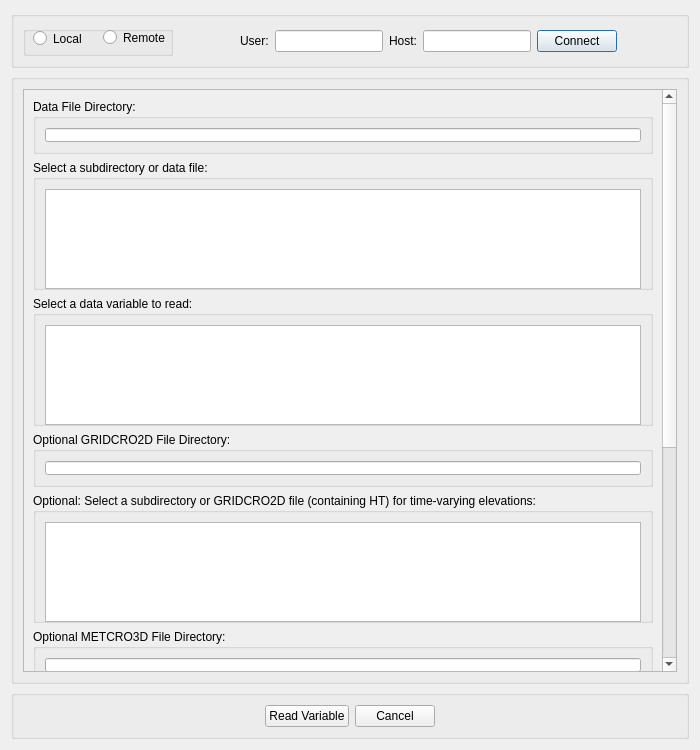
Qt form code/src/apps/RSIG3D/cmaqfilereader.ui (USEPA/rsig3d) before a commit.
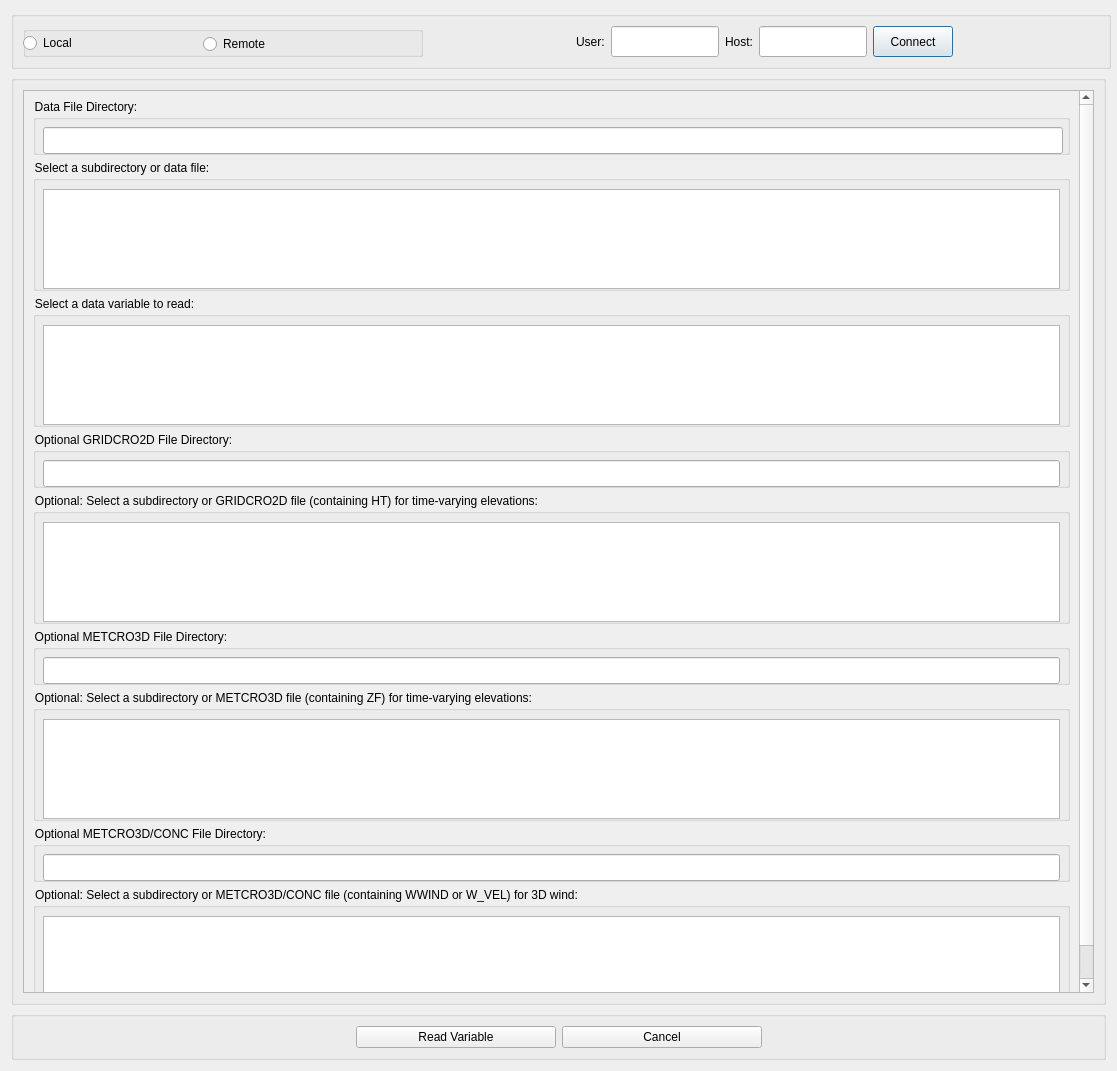
The same form after that commit.

```diff
--- a/code/src/apps/RSIG3D/cmaqfilereader.ui
+++ b/code/src/apps/RSIG3D/cmaqfilereader.ui
@@ -6,8 +6,8 @@
    <rect>
     <x>0</x>
     <y>0</y>
-    <width>700</width>
-    <height>750</height>
+    <width>1117</width>
+    <height>1071</height>
    </rect>
   </property>
   <property name="minimumSize">
@@ -26,29 +26,32 @@
    <item>
     <widget class="QGroupBox" name="groupBox">
      <property name="sizePolicy">
-      <sizepolicy hsizetype="Preferred" vsizetype="Fixed">
+      <sizepolicy hsizetype="Preferred" vsizetype="Preferred">
        <horstretch>0</horstretch>
        <verstretch>0</verstretch>
       </sizepolicy>
      </property>
      <property name="minimumSize">
       <size>
-       <width>0</width>
+       <width>1100</width>
        <height>45</height>
       </size>
      </property>
      <property name="title">
       <string/>
      </property>
-     <layout class="QHBoxLayout" name="horizontalLayout_2">
-      <item>
+     <layout class="QGridLayout" name="gridLayout">
+      <item row="0" column="0">
        <widget class="QGroupBox" name="groupBox_localremote">
         <property name="minimumSize">
          <size>
-          <width>150</width>
+          <width>400</width>
           <height>30</height>
          </size>
         </property>
+        <property name="styleSheet">
+         <string notr="true"/>
+        </property>
         <property name="title">
          <string/>
         </property>
@@ -58,12 +61,24 @@
         <widget class="QRadioButton" name="remoteButton">
          <property name="geometry">
           <rect>
-           <x>80</x>
+           <x>180</x>
            <y>3</y>
-           <width>71</width>
-           <height>17</height>
+           <width>170</width>
+           <height>30</height>
           </rect>
          </property>
+         <property name="sizePolicy">
+          <sizepolicy hsizetype="MinimumExpanding" vsizetype="MinimumExpanding">
+           <horstretch>0</horstretch>
+           <verstretch>0</verstretch>
+          </sizepolicy>
+         </property>
+         <property name="minimumSize">
+          <size>
+           <width>170</width>
+           <height>20</height>
+          </size>
+         </property>
          <property name="text">
           <string>Remote</string>
          </property>
@@ -71,19 +86,31 @@
         <widget class="QRadioButton" name="localButton">
          <property name="geometry">
           <rect>
-           <x>10</x>
-           <y>4</y>
-           <width>61</width>
-           <height>17</height>
+           <x>0</x>
+           <y>2</y>
+           <width>170</width>
+           <height>30</height>
           </rect>
          </property>
+         <property name="sizePolicy">
+          <sizepolicy hsizetype="MinimumExpanding" vsizetype="MinimumExpanding">
+           <horstretch>0</horstretch>
+           <verstretch>0</verstretch>
+          </sizepolicy>
+         </property>
+         <property name="minimumSize">
+          <size>
+           <width>170</width>
+           <height>20</height>
+          </size>
+         </property>
          <property name="text">
           <string>Local</string>
          </property>
         </widget>
        </widget>
       </item>
-      <item>
+      <item row="0" column="1">
        <spacer name="horizontalSpacer_3">
         <property name="orientation">
          <enum>Qt::Horizontal</enum>
@@ -96,48 +123,54 @@
         </property>
        </spacer>
       </item>
-      <item>
+      <item row="0" column="2">
        <widget class="QLabel" name="userLabel">
         <property name="text">
          <string>User:</string>
         </property>
        </widget>
       </item>
-      <item>
+      <item row="0" column="3">
        <widget class="QLineEdit" name="userText">
         <property name="sizePolicy">
-         <sizepolicy hsizetype="Fixed" vsizetype="Fixed">
+         <sizepolicy hsizetype="Preferred" vsizetype="Preferred">
           <horstretch>0</horstretch>
           <verstretch>0</verstretch>
          </sizepolicy>
         </property>
        </widget>
       </item>
-      <item>
+      <item row="0" column="4">
        <widget class="QLabel" name="hostLabel">
         <property name="text">
          <string>Host:</string>
         </property>
        </widget>
       </item>
-      <item>
+      <item row="0" column="5">
        <widget class="QLineEdit" name="hostText">
         <property name="sizePolicy">
-         <sizepolicy hsizetype="Expanding" vsizetype="Fixed">
+         <sizepolicy hsizetype="Preferred" vsizetype="Preferred">
           <horstretch>0</horstretch>
           <verstretch>0</verstretch>
          </sizepolicy>
         </property>
        </widget>
       </item>
-      <item>
+      <item row="0" column="6">
        <widget class="QPushButton" name="connectButton">
+        <property name="sizePolicy">
+         <sizepolicy hsizetype="Preferred" vsizetype="Preferred">
+          <horstretch>0</horstretch>
+          <verstretch>0</verstretch>
+         </sizepolicy>
+        </property>
         <property name="text">
          <string>Connect</string>
         </property>
        </widget>
       </item>
-      <item>
+      <item row="0" column="7">
        <spacer name="horizontalSpacer_4">
         <property name="orientation">
          <enum>Qt::Horizontal</enum>
@@ -155,12 +188,24 @@
    </item>
    <item>
     <widget class="QGroupBox" name="groupBox_2">
+     <property name="sizePolicy">
+      <sizepolicy hsizetype="Preferred" vsizetype="MinimumExpanding">
+       <horstretch>0</horstretch>
+       <verstretch>0</verstretch>
+      </sizepolicy>
+     </property>
      <property name="title">
       <string/>
      </property>
      <layout class="QVBoxLayout" name="verticalLayout_2">
       <item>
        <widget class="QScrollArea" name="scrollArea">
+        <property name="sizePolicy">
+         <sizepolicy hsizetype="Expanding" vsizetype="Preferred">
+          <horstretch>0</horstretch>
+          <verstretch>0</verstretch>
+         </sizepolicy>
+        </property>
         <property name="horizontalScrollBarPolicy">
          <enum>Qt::ScrollBarAlwaysOff</enum>
         </property>
@@ -171,8 +216,8 @@
          <property name="geometry">
           <rect>
            <x>0</x>
-           <y>-281</y>
-           <width>643</width>
+           <y>0</y>
+           <width>1060</width>
            <height>942</height>
           </rect>
          </property>
@@ -180,7 +225,7 @@
           <item>
            <widget class="QGroupBox" name="dataDirectoryGroupbox">
             <property name="sizePolicy">
-             <sizepolicy hsizetype="Expanding" vsizetype="Fixed">
+             <sizepolicy hsizetype="Expanding" vsizetype="MinimumExpanding">
               <horstretch>0</horstretch>
               <verstretch>0</verstretch>
              </sizepolicy>
@@ -191,18 +236,48 @@
               <height>55</height>
              </size>
             </property>
+            <property name="styleSheet">
+             <string notr="true">QGroupBox {
+margin-left: 0px;
+padding-left: 0px;
+}
+QGroupBox::title {
+subcontrol-origin: margin;
+subcontrol-position: left top;
+left: 0px;
+padding: 0px;
+}</string>
+            </property>
             <property name="title">
              <string>Data File Directory:</string>
             </property>
             <property name="flat">
-             <bool>true</bool>
+             <bool>false</bool>
             </property>
             <layout class="QVBoxLayout" name="verticalLayout_3">
+             <property name="topMargin">
+              <number>26</number>
+             </property>
+             <property name="rightMargin">
+              <number>6</number>
+             </property>
+             <property name="bottomMargin">
+              <number>0</number>
+             </property>
              <item>
               <widget class="QLineEdit" name="dataDirectoryText">
+               <property name="sizePolicy">
+                <sizepolicy hsizetype="Expanding" vsizetype="Preferred">
+                 <horstretch>0</horstretch>
+                 <verstretch>0</verstretch>
+                </sizepolicy>
+               </property>
                <property name="text">
                 <string/>
                </property>
+               <property name="frame">
+                <bool>true</bool>
+               </property>
               </widget>
              </item>
             </layout>
@@ -211,7 +286,7 @@
           <item>
            <widget class="QGroupBox" name="dataFileGroupbox">
             <property name="sizePolicy">
-             <sizepolicy hsizetype="Expanding" vsizetype="Fixed">
+             <sizepolicy hsizetype="Expanding" vsizetype="MinimumExpanding">
               <horstretch>0</horstretch>
               <verstretch>0</verstretch>
              </sizepolicy>
@@ -222,13 +297,31 @@
               <height>130</height>
              </size>
             </property>
+            <property name="styleSheet">
+             <string notr="true">QGroupBox {
+margin-left: 0px;
+padding-left: 0px;
+}
+QGroupBox::title {
+subcontrol-origin: margin;
+subcontrol-position: left top;
+left: 0px;
+padding: 0px;
+}</string>
+            </property>
             <property name="title">
              <string>Select a subdirectory or data file:</string>
             </property>
             <property name="flat">
-             <bool>true</bool>
+             <bool>false</bool>
             </property>
             <layout class="QVBoxLayout" name="verticalLayout_5">
+             <property name="topMargin">
+              <number>26</number>
+             </property>
+             <property name="bottomMargin">
+              <number>0</number>
+             </property>
              <item>
               <widget class="QListWidget" name="dataDirectoryListingText">
                <property name="sizePolicy">
@@ -257,7 +350,7 @@
           <item>
            <widget class="QGroupBox" name="dataVariableGroupbox">
             <property name="sizePolicy">
-             <sizepolicy hsizetype="Preferred" vsizetype="Fixed">
+             <sizepolicy hsizetype="Preferred" vsizetype="MinimumExpanding">
               <horstretch>0</horstretch>
               <verstretch>0</verstretch>
              </sizepolicy>
@@ -268,13 +361,31 @@
               <height>130</height>
              </size>
             </property>
+            <property name="styleSheet">
+             <string notr="true">QGroupBox {
+margin-left: 0px;
+padding-left: 0px;
+}
+QGroupBox::title {
+subcontrol-origin: margin;
+subcontrol-position: left top;
+left: 0px;
+padding: 0px;
+}</string>
+            </property>
             <property name="title">
              <string>Select a data variable to read:</string>
             </property>
             <property name="flat">
-             <bool>true</bool>
+             <bool>false</bool>
             </property>
             <layout class="QVBoxLayout" name="verticalLayout_6">
+             <property name="topMargin">
+              <number>26</number>
+             </property>
+             <property name="bottomMargin">
+              <number>0</number>
+             </property>
              <item>
               <widget class="QListWidget" name="dataVariableListingText">
                <property name="sizePolicy">
@@ -303,7 +414,7 @@
           <item>
            <widget class="QGroupBox" name="htDirectoryGroupbox">
             <property name="sizePolicy">
-             <sizepolicy hsizetype="Preferred" vsizetype="Fixed">
+             <sizepolicy hsizetype="Preferred" vsizetype="MinimumExpanding">
               <horstretch>0</horstretch>
               <verstretch>0</verstretch>
              </sizepolicy>
@@ -314,15 +425,40 @@
               <height>55</height>
              </size>
             </property>
+            <property name="styleSheet">
+             <string notr="true">QGroupBox {
+margin-left: 0px;
+padding-left: 0px;
+}
+QGroupBox::title {
+subcontrol-origin: margin;
+subcontrol-position: left top;
+left: 0px;
+padding: 0px;
+}</string>
+            </property>
             <property name="title">
              <string>Optional GRIDCRO2D File Directory:</string>
             </property>
             <property name="flat">
-             <bool>true</bool>
+             <bool>false</bool>
             </property>
             <layout class="QVBoxLayout" name="verticalLayout_7">
+             <property name="topMargin">
+              <number>26</number>
+             </property>
+             <property name="bottomMargin">
+              <number>0</number>
+             </property>
              <item>
-              <widget class="QLineEdit" name="htDirectoryText"/>
+              <widget class="QLineEdit" name="htDirectoryText">
+               <property name="sizePolicy">
+                <sizepolicy hsizetype="Expanding" vsizetype="Preferred">
+                 <horstretch>0</horstretch>
+                 <verstretch>0</verstretch>
+                </sizepolicy>
+               </property>
+              </widget>
              </item>
             </layout>
            </widget>
@@ -330,7 +466,7 @@
           <item>
            <widget class="QGroupBox" name="htDirectoryListingGroupbox">
             <property name="sizePolicy">
-             <sizepolicy hsizetype="Preferred" vsizetype="Fixed">
+             <sizepolicy hsizetype="Preferred" vsizetype="MinimumExpanding">
               <horstretch>0</horstretch>
               <verstretch>0</verstretch>
              </sizepolicy>
@@ -341,13 +477,34 @@
               <height>130</height>
              </size>
             </property>
+            <property name="styleSheet">
+             <string notr="true">QGroupBox {
+margin-left: 0px;
+padding-left: 0px;
+}
+QGroupBox::title {
+subcontrol-origin: margin;
+subcontrol-position: left top;
+left: 0px;
+padding: 0px;
+}</string>
+            </property>
             <property name="title">
              <string>Optional: Select a subdirectory or GRIDCRO2D file (containing HT) for time-varying elevations:</string>
             </property>
             <property name="flat">
-             <bool>true</bool>
+             <bool>false</bool>
             </property>
             <layout class="QVBoxLayout" name="verticalLayout_8">
+             <property name="topMargin">
+              <number>26</number>
+             </property>
+             <property name="rightMargin">
+              <number>9</number>
+             </property>
+             <property name="bottomMargin">
+              <number>0</number>
+             </property>
              <item>
               <widget class="QListWidget" name="htDirectoryListingText">
                <property name="sizePolicy">
@@ -376,7 +533,7 @@
           <item>
            <widget class="QGroupBox" name="zfDirectoryGroupbox">
             <property name="sizePolicy">
-             <sizepolicy hsizetype="Preferred" vsizetype="Fixed">
+             <sizepolicy hsizetype="Preferred" vsizetype="MinimumExpanding">
               <horstretch>0</horstretch>
               <verstretch>0</verstretch>
              </sizepolicy>
@@ -393,21 +550,52 @@
               <height>125</height>
              </size>
             </property>
+            <property name="styleSheet">
+             <string notr="true">QGroupBox {
+margin-left: 0px;
+padding-left: 0px;
+}
+QGroupBox::title {
+subcontrol-origin: margin;
+subcontrol-position: left top;
+left: 0px;
+padding: 0px;
+}</string>
+            </property>
             <property name="title">
              <string>Optional METCRO3D File Directory:</string>
             </property>
             <property name="flat">
-             <bool>true</bool>
+             <bool>false</bool>
             </property>
             <layout class="QVBoxLayout" name="verticalLayout_9">
+             <property name="topMargin">
+              <number>26</number>
+             </property>
+             <property name="bottomMargin">
+              <number>0</number>
+             </property>
              <item>
-              <widget class="QLineEdit" name="zfDirectoryText"/>
+              <widget class="QLineEdit" name="zfDirectoryText">
+               <property name="sizePolicy">
+                <sizepolicy hsizetype="Expanding" vsizetype="Preferred">
+                 <horstretch>0</horstretch>
+                 <verstretch>0</verstretch>
+                </sizepolicy>
+               </property>
+              </widget>
              </item>
             </layout>
            </widget>
           </item>
           <item>
            <widget class="QGroupBox" name="zfDirectoryListingGroupbox">
+            <property name="sizePolicy">
+             <sizepolicy hsizetype="Preferred" vsizetype="MinimumExpanding">
+              <horstretch>0</horstretch>
+              <verstretch>0</verstretch>
+             </sizepolicy>
+            </property>
             <property name="minimumSize">
              <size>
               <width>0</width>
@@ -417,16 +605,34 @@
             <property name="maximumSize">
              <size>
               <width>16777215</width>
-              <height>125</height>
+              <height>1250</height>
              </size>
             </property>
+            <property name="styleSheet">
+             <string notr="true">QGroupBox {
+margin-left: 0px;
+padding-left: 0px;
+}
+QGroupBox::title {
+subcontrol-origin: margin;
+subcontrol-position: left top;
+left: 0px;
+padding: 0px;
+}</string>
+            </property>
             <property name="title">
              <string>Optional: Select a subdirectory or METCRO3D file (containing ZF) for time-varying elevations:</string>
             </property>
             <property name="flat">
-             <bool>true</bool>
+             <bool>false</bool>
             </property>
             <layout class="QVBoxLayout" name="verticalLayout_10">
+             <property name="topMargin">
+              <number>26</number>
+             </property>
+             <property name="bottomMargin">
+              <number>0</number>
+             </property>
              <item>
               <widget class="QListWidget" name="zfDirectoryListingText">
                <property name="sizePolicy">
@@ -455,7 +661,7 @@
           <item>
            <widget class="QGroupBox" name="wwindDirectoryGroupbox">
             <property name="sizePolicy">
-             <sizepolicy hsizetype="Preferred" vsizetype="Fixed">
+             <sizepolicy hsizetype="Preferred" vsizetype="MinimumExpanding">
               <horstretch>0</horstretch>
               <verstretch>0</verstretch>
              </sizepolicy>
@@ -466,21 +672,52 @@
               <height>55</height>
              </size>
             </property>
+            <property name="styleSheet">
+             <string notr="true">QGroupBox {
+margin-left: 0px;
+padding-left: 0px;
+}
+QGroupBox::title {
+subcontrol-origin: margin;
+subcontrol-position: left top;
+left: 0px;
+padding: 0px;
+}</string>
+            </property>
             <property name="title">
              <string>Optional METCRO3D/CONC File Directory:</string>
             </property>
             <property name="flat">
-             <bool>true</bool>
+             <bool>false</bool>
             </property>
             <layout class="QVBoxLayout" name="verticalLayout_11">
+             <property name="topMargin">
+              <number>26</number>
+             </property>
+             <property name="bottomMargin">
+              <number>0</number>
+             </property>
              <item>
-              <widget class="QLineEdit" name="wwindDirectoryText"/>
+              <widget class="QLineEdit" name="wwindDirectoryText">
+               <property name="sizePolicy">
+                <sizepolicy hsizetype="Expanding" vsizetype="Preferred">
+                 <horstretch>0</horstretch>
+                 <verstretch>0</verstretch>
+                </sizepolicy>
+               </property>
+              </widget>
              </item>
             </layout>
            </widget>
           </item>
           <item>
            <widget class="QGroupBox" name="wwindDirectoryListingGroupbox">
+            <property name="sizePolicy">
+             <sizepolicy hsizetype="Preferred" vsizetype="MinimumExpanding">
+              <horstretch>0</horstretch>
+              <verstretch>0</verstretch>
+             </sizepolicy>
+            </property>
             <property name="minimumSize">
              <size>
               <width>0</width>
@@ -490,16 +727,37 @@
             <property name="maximumSize">
              <size>
               <width>16777215</width>
-              <height>125</height>
+              <height>1250</height>
              </size>
             </property>
+            <property name="styleSheet">
+             <string notr="true">QGroupBox {
+margin-left: 0px;
+padding-left: 0px;
+}
+QGroupBox::title {
+subcontrol-origin: margin;
+subcontrol-position: left top;
+left: 0px;
+padding: 0px;
+}</string>
+            </property>
             <property name="title">
-             <string>Optional: Select a subdirectory or METCRO3D/CONC file (containing WWIND or W_VEL) for 3D wind vectors:</string>
+             <string notr="true">Optional: Select a subdirectory or METCRO3D/CONC file (containing WWIND or W_VEL) for 3D wind:</string>
             </property>
             <property name="flat">
-             <bool>true</bool>
+             <bool>false</bool>
             </property>
             <layout class="QVBoxLayout" name="verticalLayout_12">
+             <property name="spacing">
+              <number>6</number>
+             </property>
+             <property name="topMargin">
+              <number>26</number>
+             </property>
+             <property name="bottomMargin">
+              <number>0</number>
+             </property>
              <item>
               <widget class="QListWidget" name="wwindDirectoryListingText">
                <property name="sizePolicy">
@@ -588,9 +846,15 @@
       </item>
       <item>
        <widget class="QPushButton" name="readButton">
+        <property name="sizePolicy">
+         <sizepolicy hsizetype="MinimumExpanding" vsizetype="MinimumExpanding">
+          <horstretch>0</horstretch>
+          <verstretch>0</verstretch>
+         </sizepolicy>
+        </property>
         <property name="maximumSize">
          <size>
-          <width>110</width>
+          <width>200</width>
           <height>16777215</height>
          </size>
         </property>
@@ -601,9 +865,15 @@
       </item>
       <item>
        <widget class="QPushButton" name="cancelButton">
+        <property name="sizePolicy">
+         <sizepolicy hsizetype="MinimumExpanding" vsizetype="MinimumExpanding">
+          <horstretch>0</horstretch>
+          <verstretch>0</verstretch>
+         </sizepolicy>
+        </property>
         <property name="maximumSize">
          <size>
-          <width>100</width>
+          <width>200</width>
           <height>16777215</height>
          </size>
         </property>
```
Left out of the diff: 4 changed lines with no effect on the pictures.
